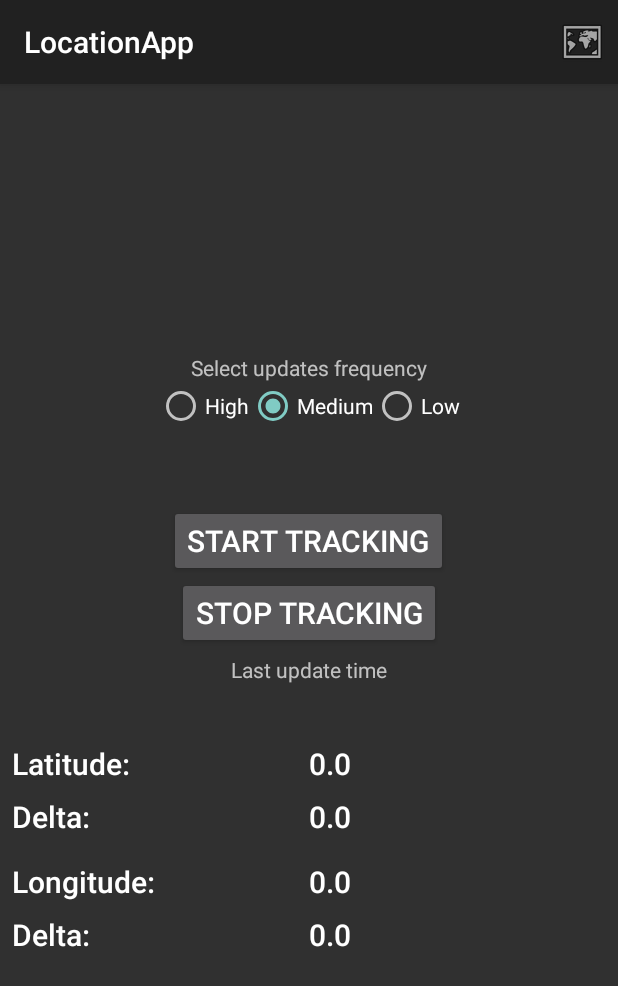
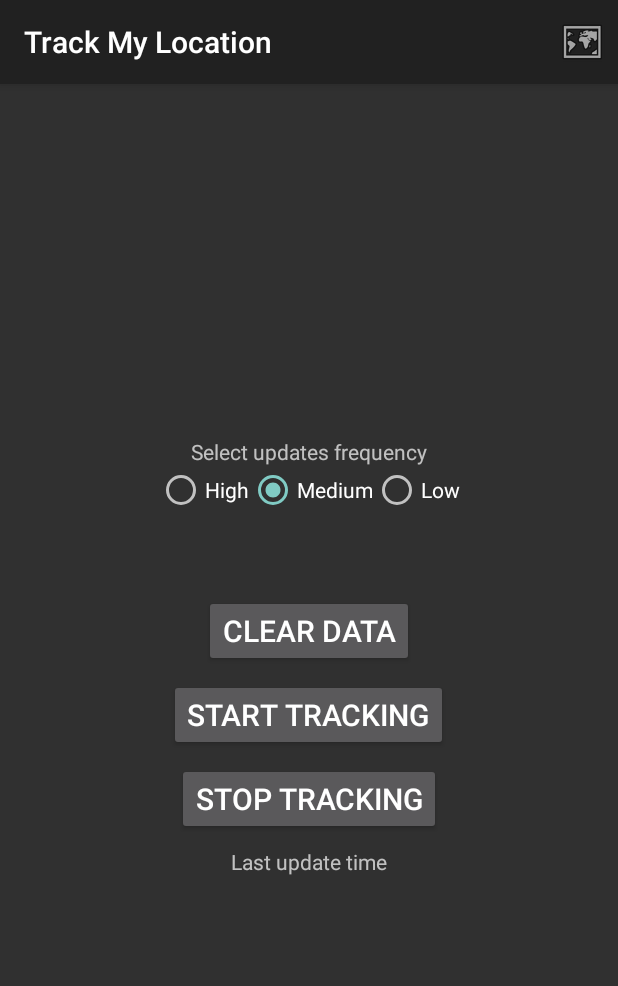
Before and after one commit to AbhishekChourasiya/track-my-location, an Android app: the screen it shows after launch (MainActivity), on a phone screen of 412 x 824 dp. Shown: the top 986 px of the screen. Run offline under Robolectric (Android 15) with nearby library versions, the light colour scheme and no system bars; our stand-ins replace ButterKnife; libraries missing offline, so code that uses them is left out: com.activeandroid, com.activeandroid.query; 4 statements that could not run were skipped.

Commit message:
fixed ActiveAndroid for ART, some ui

```diff
--- a/LocationAppAndroid/app/build.gradle
+++ b/LocationAppAndroid/app/build.gradle
@@ -1,4 +1,9 @@
 apply plugin: 'com.android.application'
+
+repositories {
+    mavenCentral()
+    maven { url "https://oss.sonatype.org/content/repositories/snapshots/" }
+}
 
 android {
     compileSdkVersion 21
@@ -38,4 +43,5 @@ dependencies {
     compile 'com.jakewharton:butterknife:6.1.0'
     compile 'com.google.android.gms:play-services-base:6.5.87'
     compile 'com.google.android.gms:play-services-location:6.5.87'
+    compile 'com.michaelpardo:activeandroid:3.1.0-SNAPSHOT'
 }
--- a/LocationAppAndroid/app/src/main/AndroidManifest.xml
+++ b/LocationAppAndroid/app/src/main/AndroidManifest.xml
@@ -42,9 +42,6 @@
         <meta-data
             android:name="AA_DB_VERSION"
             android:value="1" />
-        <meta-data
-            android:name="AA_MODELS"
-            android:value="com.techmagic.data.model.LocationData" />
 
         <activity
             android:name=".map.MapResultsActivity"
--- a/LocationAppAndroid/app/src/main/java/com/techmagic/locationapp/LocationApplication.java
+++ b/LocationAppAndroid/app/src/main/java/com/techmagic/locationapp/LocationApplication.java
@@ -1,11 +1,14 @@
 package com.techmagic.locationapp;
 
+import android.app.Application;
 import android.location.Location;
 
 import com.activeandroid.ActiveAndroid;
+import com.activeandroid.Configuration;
 import com.google.android.gms.location.LocationRequest;
+import com.techmagic.locationapp.data.model.LocationData;
 
-public class LocationApplication extends com.activeandroid.app.Application {
+public class LocationApplication extends Application {
 
     private LocationRequestData locationRequestData;
     private Location startLocation;
@@ -13,9 +16,8 @@ public class LocationApplication extends com.activeandroid.app.Application {
     @Override
     public void onCreate() {
         super.onCreate();
-        ActiveAndroid.initialize(this);
-
         setLocationRequestData(LocationRequestData.FREQUENCY_MEDIUM);
+        initializeDB();
     }
 
     public void setLocationRequestData(LocationRequestData requestData) {
@@ -41,4 +43,11 @@ public class LocationApplication extends com.activeandroid.app.Application {
         locationRequest.setPriority(locationRequestData.getPriority());
         return locationRequest;
     }
+
+    protected void initializeDB() {
+        Configuration.Builder configurationBuilder = new Configuration.Builder(this);
+        configurationBuilder.addModelClasses(LocationData.class);
+        ActiveAndroid.initialize(configurationBuilder.create());
+    }
+
 }
--- a/LocationAppAndroid/app/src/main/java/com/techmagic/locationapp/LocationRequestData.java
+++ b/LocationAppAndroid/app/src/main/java/com/techmagic/locationapp/LocationRequestData.java
@@ -4,7 +4,7 @@ import com.google.android.gms.location.LocationRequest;
 
 public enum LocationRequestData {
     FREQUENCY_HIGH(5000, 5000, LocationRequest.PRIORITY_HIGH_ACCURACY),
-    FREQUENCY_MEDIUM(15 * 60 * 1000, 5 * 60 * 1000, LocationRequest.PRIORITY_BALANCED_POWER_ACCURACY),
+    FREQUENCY_MEDIUM(5 * 60 * 1000, 5 * 60 * 1000, LocationRequest.PRIORITY_HIGH_ACCURACY),
     FREQUENCY_LOW(60 * 60 * 1000, 25 * 60 * 1000, LocationRequest.PRIORITY_LOW_POWER);
 
     LocationRequestData(int interval, int fastestInterval, int priority) {
--- a/LocationAppAndroid/app/src/main/java/com/techmagic/locationapp/map/MapResultsActivity.java
+++ b/LocationAppAndroid/app/src/main/java/com/techmagic/locationapp/map/MapResultsActivity.java
@@ -21,6 +21,7 @@ import butterknife.ButterKnife;
 
 public class MapResultsActivity extends ActionBarActivity {
 
+    private static final int COUNT_LOCATIONS = 20;
     private MapFragment mapFragment;
 
     @Override
@@ -38,7 +39,7 @@ public class MapResultsActivity extends ActionBarActivity {
     }
 
     private void showData() {
-        List<LocationData> locations = DataHelper.getInstance(getApplicationContext()).getLastLocations(10);
+        List<LocationData> locations = DataHelper.getInstance(getApplicationContext()).getLastLocations(COUNT_LOCATIONS);
         if (locations == null || !(locations.size() > 0)) {
             return;
         }
--- a/LocationAppAndroid/app/src/main/res/layout/activity_main.xml
+++ b/LocationAppAndroid/app/src/main/res/layout/activity_main.xml
@@ -36,9 +36,18 @@
     </RadioGroup>
 
     <Button
+        android:id="@+id/btn_clear_data"
+        android:layout_width="wrap_content"
+        android:layout_height="wrap_content"
+        android:layout_margin="4dp"
+        style="@style/TextAppearance.AppCompat.Title"
+        android:text="Clear data"/>
+
+    <Button
         android:id="@+id/btn_start_tracking"
         android:layout_width="wrap_content"
         android:layout_height="wrap_content"
+        android:layout_margin="4dp"
         style="@style/TextAppearance.AppCompat.Title"
         android:text="Start tracking"/>
 
@@ -46,6 +55,7 @@
         android:id="@+id/btn_stop_tracking"
         android:layout_width="wrap_content"
         android:layout_height="wrap_content"
+        android:layout_margin="4dp"
         style="@style/TextAppearance.AppCompat.Title"
         android:text="Stop tracking"/>
 
@@ -56,120 +66,4 @@
         android:layout_margin="4dp"
         android:text="Last update time"/>
 
-    <TextView
-        android:id="@+id/tv_distance"
-        android:layout_width="wrap_content"
-        android:layout_height="wrap_content"
-        android:layout_margin="4dp"/>
-
-    <LinearLayout
-        android:layout_width="match_parent"
-        android:layout_height="wrap_content"
-        android:layout_margin="4dp"
-        android:orientation="vertical">
-
-        <LinearLayout
-            android:layout_width="match_parent"
-            android:layout_height="wrap_content"
-            android:layout_margin="4dp"
-            android:orientation="horizontal">
-
-            <TextView
-                android:layout_width="match_parent"
-                android:layout_height="wrap_content"
-                android:layout_weight="1"
-                style="@style/TextAppearance.AppCompat.Title"
-                android:text="Latitude:" />
-
-            <TextView
-                android:id="@+id/tv_latitude"
-                android:layout_width="match_parent"
-                android:layout_height="wrap_content"
-                style="@style/TextAppearance.AppCompat.Title"
-                android:text="0.0"
-                android:layout_weight="1" />
-
-        </LinearLayout>
-
-
-        <LinearLayout
-            android:layout_width="match_parent"
-            android:layout_height="wrap_content"
-            android:layout_margin="4dp"
-            android:orientation="horizontal">
-
-            <TextView
-                android:layout_width="match_parent"
-                android:layout_height="wrap_content"
-                android:text="Delta:"
-                style="@style/TextAppearance.AppCompat.Title"
-                android:layout_weight="1" />
-
-            <TextView
-                android:id="@+id/tv_latitude_delta"
-                android:layout_width="match_parent"
-                android:layout_height="wrap_content"
-                android:text="0.0"
-                style="@style/TextAppearance.AppCompat.Title"
-                android:layout_weight="1" />
-
-        </LinearLayout>
-
-    </LinearLayout>
-
-    <LinearLayout
-        android:layout_width="match_parent"
-        android:layout_height="wrap_content"
-        android:layout_margin="4dp"
-        android:orientation="vertical">
-
-        <LinearLayout
-            android:layout_width="match_parent"
-            android:layout_height="wrap_content"
-            android:layout_margin="4dp"
-            android:orientation="horizontal">
-
-            <TextView
-                android:layout_width="match_parent"
-                android:layout_height="wrap_content"
-                android:layout_weight="1"
-                style="@style/TextAppearance.AppCompat.Title"
-                android:text="Longitude:" />
-
-            <TextView
-                android:id="@+id/tv_longitude"
-                android:layout_width="match_parent"
-                android:layout_height="wrap_content"
-                style="@style/TextAppearance.AppCompat.Title"
-                android:text="0.0"
-                android:layout_weight="1" />
-
-        </LinearLayout>
-
-        <LinearLayout
-            android:layout_width="match_parent"
-            android:layout_height="wrap_content"
-            android:layout_margin="4dp"
-            android:orientation="horizontal">
-
-            <TextView
-                android:layout_width="match_parent"
-                android:layout_height="wrap_content"
-                android:text="Delta:"
-                style="@style/TextAppearance.AppCompat.Title"
-                android:layout_weight="1" />
-
-            <TextView
-                android:id="@+id/tv_longitude_delta"
-                android:layout_width="match_parent"
-                android:layout_height="wrap_content"
-                android:text="0.0"
-                style="@style/TextAppearance.AppCompat.Title"
-                android:layout_weight="1" />
-
-        </LinearLayout>
-
-    </LinearLayout>
-
-
 </LinearLayout>
--- a/LocationAppAndroid/app/src/main/res/values/strings.xml
+++ b/LocationAppAndroid/app/src/main/res/values/strings.xml
@@ -1,10 +1,11 @@
 <resources>
-    <string name="app_name">LocationApp</string>
+    <string name="app_name">Track My Location</string>
 
     <string name="rb_high">High</string>
     <string name="rb_medium">Medium</string>
     <string name="rb_low">Low</string>
-    <string name="title_activity_results">ResultsActivity</string>
+    <string name="title_activity_main">Location Tracking</string>
+    <string name="title_activity_results">Tracking Results</string>
 
     <string name="action_map">Map</string>
 </resources>
```
Also changed, not shown: LocationAppAndroid/app/src/main/java/com/techmagic/locationapp/MainActivity.java (+5 -23 lines), LocationAppAndroid/app/src/main/java/com/techmagic/locationapp/TrackLocationService.java (+5 -4 lines), LocationAppAndroid/app/libs/activeandroid-3.0.jar (deleted).
